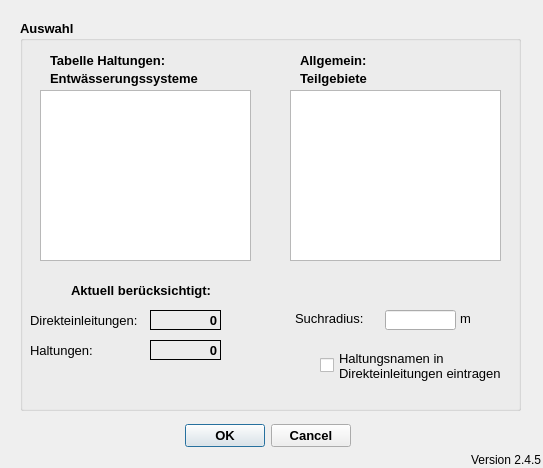
First picture: the form in qkan/linkflaechen/res/application_createlinesw.ui, repository hoettges/QKan, before the edit.
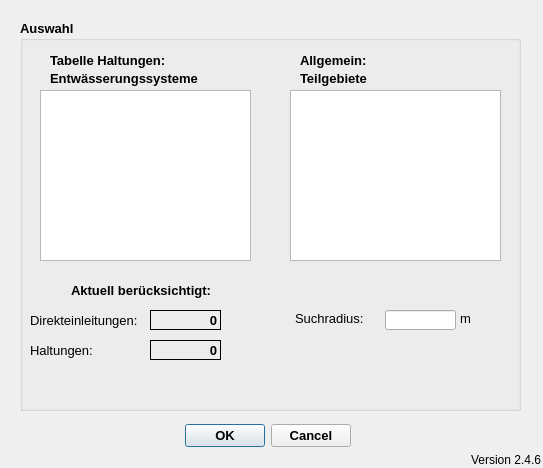
Second picture: the form after the edit.

The edit to the form file:
```diff
--- a/qkan/linkflaechen/res/application_createlinesw.ui
+++ b/qkan/linkflaechen/res/application_createlinesw.ui
@@ -383,33 +383,6 @@
      <string>m</string>
     </property>
    </widget>
-   <widget class="QCheckBox" name="cb_schreibe_haltungen">
-    <property name="geometry">
-     <rect>
-      <x>300</x>
-      <y>330</y>
-      <width>191</width>
-      <height>31</height>
-     </rect>
-    </property>
-    <property name="font">
-     <font>
-      <pointsize>10</pointsize>
-      <weight>50</weight>
-      <bold>false</bold>
-     </font>
-    </property>
-    <property name="toolTip">
-     <string extracomment="Die Bearbeitung dauert erheblich länger. Die Eintragung kann auch nachträglich für alle Verbindungslinien zusammen vorgenommen werden."/>
-    </property>
-    <property name="statusTip">
-     <string extracomment="Die Bearbeitung dauert erheblich länger. Die Eintragung kann auch nachträglich für alle Verbindungslinien zusammen vorgenommen werden."/>
-    </property>
-    <property name="text">
-     <string>Haltungsnamen in 
-Direkteinleitungen eintragen</string>
-    </property>
-   </widget>
   </widget>
   <widget class="QLabel" name="lb_version">
    <property name="geometry">
@@ -424,7 +397,7 @@
     <string>Version QKan Import</string>
    </property>
    <property name="text">
-    <string>Version 2.4.5</string>
+    <string>Version 2.4.6</string>
    </property>
    <property name="alignment">
     <set>Qt::AlignRight|Qt::AlignTrailing|Qt::AlignVCenter</set>
```
